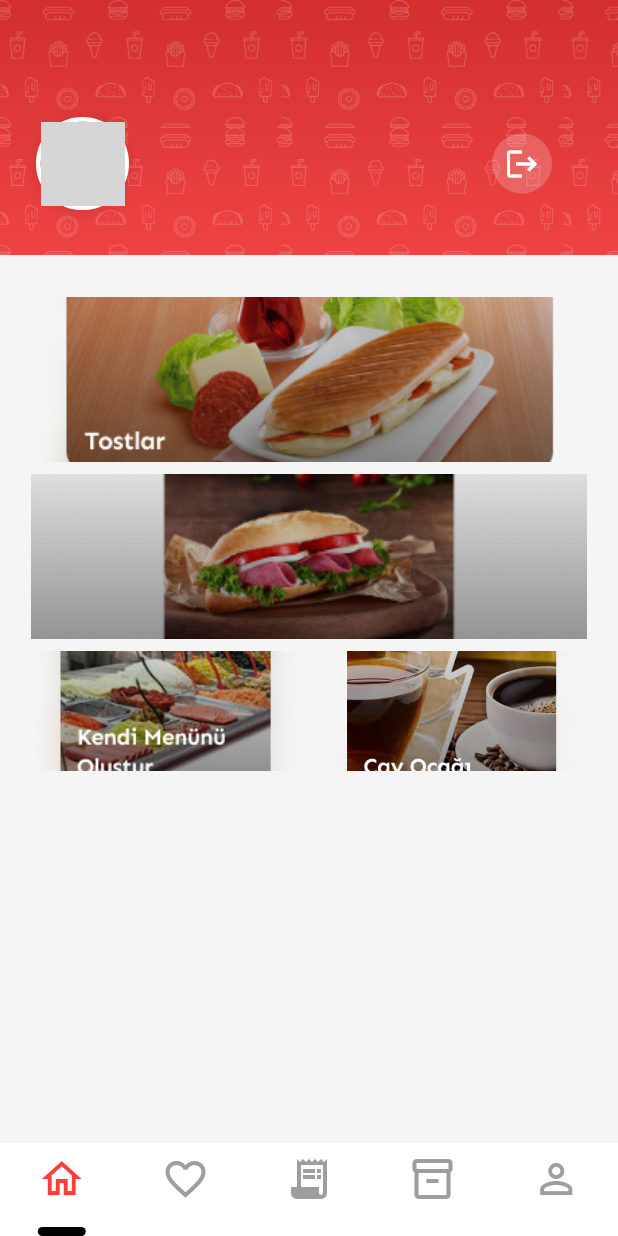
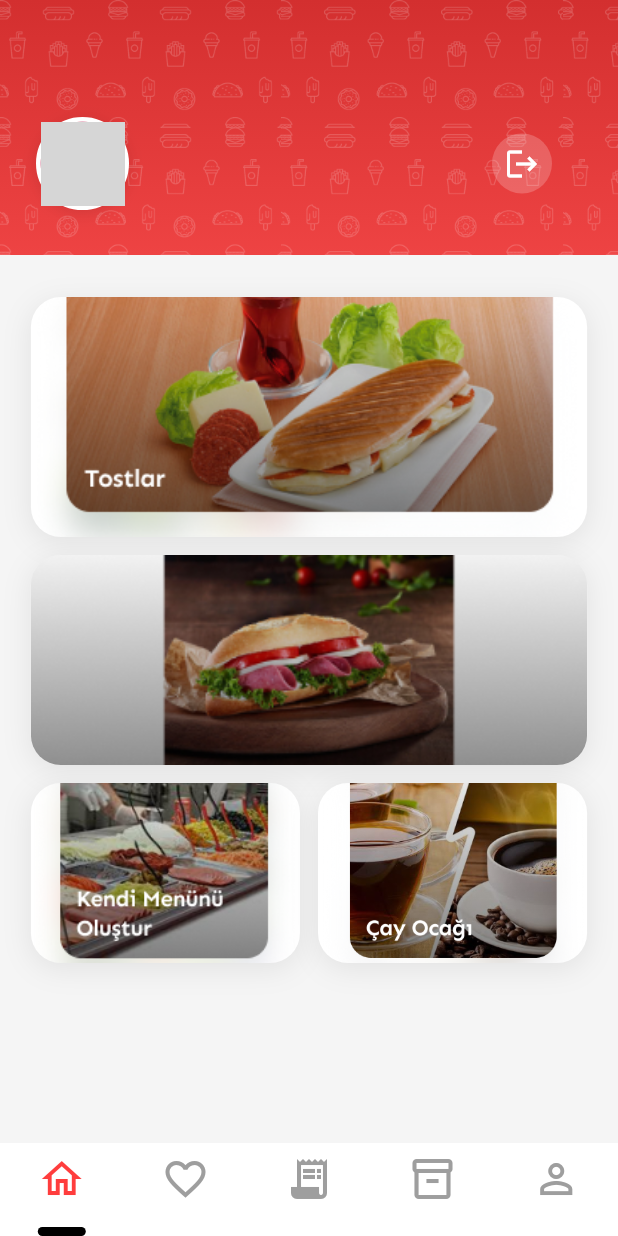
Before and after one commit to iremsu-erdemir/E-Kantin_3, a Flutter app: the HomePage screen opened by its route, on a phone screen of 412 x 824 dp. Run offline on Flutter 3.47's test engine with Material 3 defaults, Android fonts, the phone set to English and light mode, and no system bars; our stand-ins replace shared_preferences; accounts and stored records are empty; grey boxes are pictures that could not be loaded.

Commit message:
HomePage'de Card düzenlemeleri yapılıyor

```diff
--- a/lib/screens/home_page.dart
+++ b/lib/screens/home_page.dart
@@ -313,8 +313,19 @@ class _HomePageState extends State<HomePage> {
                   // Tostlar
                   Container(
                     width: cardWidth,
-                    height: 110,
-                    margin: const EdgeInsets.only(top: 12),
+                    height: 160,
+                    margin: const EdgeInsets.only(top: 12, bottom: 12),
+                    decoration: BoxDecoration(
+                      color: Colors.white,
+                      borderRadius: BorderRadius.circular(20),
+                      boxShadow: [
+                        BoxShadow(
+                          color: Colors.black.withOpacity(0.08),
+                          blurRadius: 16,
+                          offset: const Offset(0, 4),
+                        ),
+                      ],
+                    ),
                     child: GestureDetector(
                       onTap: () {
                         Navigator.of(context).push(
@@ -328,11 +339,22 @@ class _HomePageState extends State<HomePage> {
                       ),
                     ),
                   ),
-                  const SizedBox(height: 8),
                   // Sandviçler
                   Container(
                     width: cardWidth,
-                    height: 110,
+                    height: 140,
+                    margin: const EdgeInsets.only(bottom: 12),
+                    decoration: BoxDecoration(
+                      color: Colors.white,
+                      borderRadius: BorderRadius.circular(20),
+                      boxShadow: [
+                        BoxShadow(
+                          color: Colors.black.withOpacity(0.08),
+                          blurRadius: 16,
+                          offset: const Offset(0, 4),
+                        ),
+                      ],
+                    ),
                     child: GestureDetector(
                       onTap: () {
                         Navigator.of(context).push(
@@ -346,14 +368,25 @@ class _HomePageState extends State<HomePage> {
                       ),
                     ),
                   ),
-                  const SizedBox(height: 8),
                   // Alt satır: 2 küçük kart
                   Row(
                     mainAxisAlignment: MainAxisAlignment.center,
                     children: [
                       Container(
-                        width: (cardWidth - 8) / 2,
-                        height: 80,
+                        width: (cardWidth - 12) / 2,
+                        height: 120,
+                        margin: EdgeInsets.zero,
+                        decoration: BoxDecoration(
+                          color: Colors.white,
+                          borderRadius: BorderRadius.circular(20),
+                          boxShadow: [
+                            BoxShadow(
+                              color: Colors.black.withOpacity(0.08),
+                              blurRadius: 16,
+                              offset: const Offset(0, 4),
+                            ),
+                          ],
+                        ),
                         child: GestureDetector(
                           onTap: () {
                             Navigator.of(context).push(
@@ -367,10 +400,22 @@ class _HomePageState extends State<HomePage> {
                           ),
                         ),
                       ),
-                      const SizedBox(width: 8),
+                      const SizedBox(width: 12),
                       Container(
-                        width: (cardWidth - 8) / 2,
-                        height: 80,
+                        width: (cardWidth - 12) / 2,
+                        height: 120,
+                        margin: EdgeInsets.zero,
+                        decoration: BoxDecoration(
+                          color: Colors.white,
+                          borderRadius: BorderRadius.circular(20),
+                          boxShadow: [
+                            BoxShadow(
+                              color: Colors.black.withOpacity(0.08),
+                              blurRadius: 16,
+                              offset: const Offset(0, 4),
+                            ),
+                          ],
+                        ),
                         child: GestureDetector(
                           onTap: () {
                             Navigator.of(context).push(
@@ -409,6 +454,14 @@ class _CategoryCardCustom extends StatelessWidget {
 
   @override
   Widget build(BuildContext context) {
-    return SizedBox.expand(child: Image.asset(imagePath, fit: BoxFit.cover));
+    return ClipRRect(
+      borderRadius: BorderRadius.circular(20), // Kart ile aynı radius
+      child: Image.asset(
+        imagePath,
+        width: double.infinity,
+        height: double.infinity,
+        fit: BoxFit.cover,
+      ),
+    );
   }
 }
```
